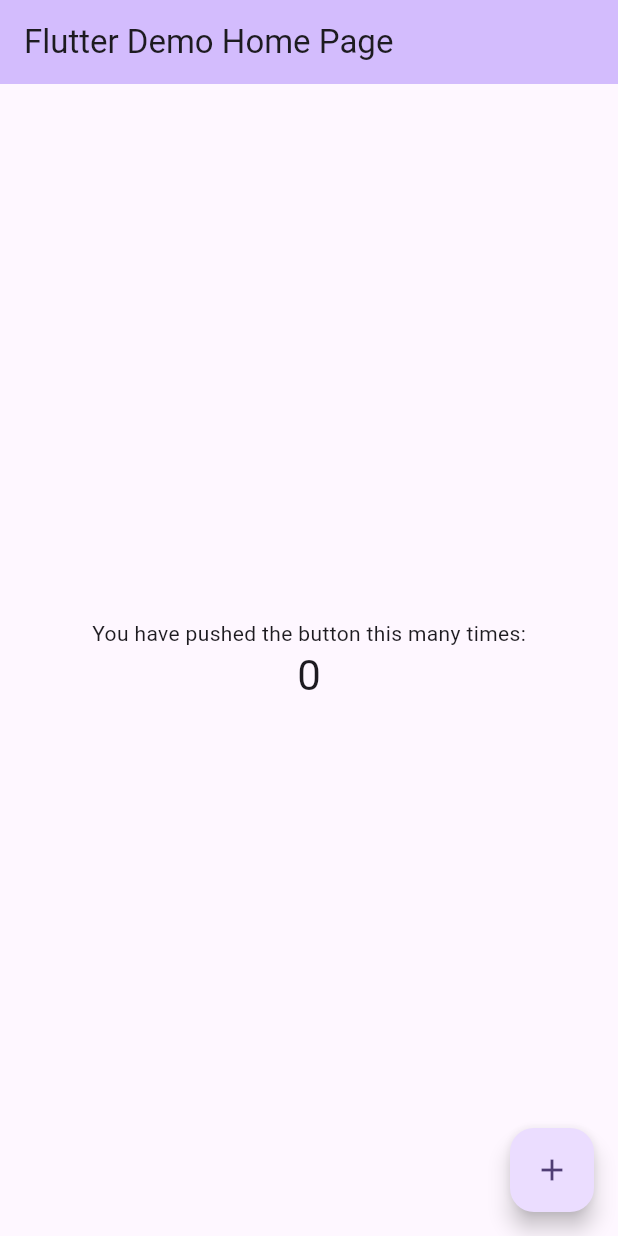
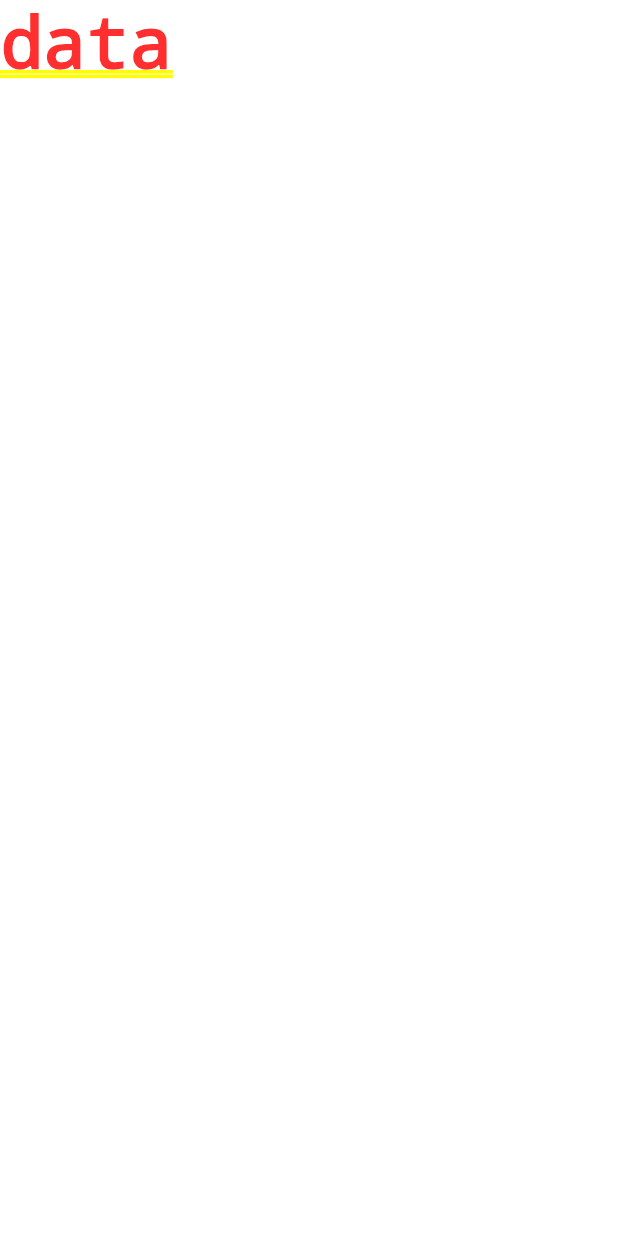
Before and after one commit to asadique2/article_app, a Flutter app: the screen it shows after launch, on a phone screen of 412 x 824 dp. Run offline on Flutter 3.47's test engine with Material 3 defaults, Android fonts, the phone set to English and light mode, and no system bars; our stand-ins replace flutter_screenutil, get.

```diff
--- /dev/null
+++ b/article_app/lib/app.dart
@@ -0,0 +1,25 @@
+import 'package:flutter/material.dart';
+import 'package:flutter_screenutil/flutter_screenutil.dart';
+import 'package:get/get.dart';
+
+class App extends StatelessWidget {
+  const App({super.key});
+
+  @override
+  Widget build(BuildContext context) {
+    return GestureDetector(
+      onTap: () {
+        FocusScopeNode currentFocus = FocusScope.of(context);
+        if (!currentFocus.hasPrimaryFocus &&
+            currentFocus.focusedChild != null) {
+          FocusManager.instance.primaryFocus!.unfocus();
+        }
+        if (Get.isOverlaysOpen) Get.back();
+      },
+      child: ScreenUtilInit(
+        designSize: Size(430, 932),
+        child: GetMaterialApp(home: Text('data')),
+      ),
+    );
+  }
+}
--- /dev/null
+++ b/article_app/lib/app_bindings.dart
@@ -0,0 +1,6 @@
+import 'package:get/get.dart';
+
+class AppBinding extends Bindings {
+  @override
+  void dependencies() {}
+}
--- a/article_app/lib/main.dart
+++ b/article_app/lib/main.dart
@@ -1,122 +1,9 @@
 import 'package:flutter/material.dart';
 
-void main() {
-  runApp(const MyApp());
+import 'app.dart';
+
+void main() async {
+  WidgetsFlutterBinding.ensureInitialized();
+
+  runApp(const App());
 }
-
-class MyApp extends StatelessWidget {
-  const MyApp({super.key});
-
-  // This widget is the root of your application.
-  @override
-  Widget build(BuildContext context) {
-    return MaterialApp(
-      title: 'Flutter Demo',
-      theme: ThemeData(
-        // This is the theme of your application.
-        //
-        // TRY THIS: Try running your application with "flutter run". You'll see
-        // the application has a purple toolbar. Then, without quitting the app,
-        // try changing the seedColor in the colorScheme below to Colors.green
-        // and then invoke "hot reload" (save your changes or press the "hot
-        // reload" button in a Flutter-supported IDE, or press "r" if you used
-        // the command line to start the app).
-        //
-        // Notice that the counter didn't reset back to zero; the application
-        // state is not lost during the reload. To reset the state, use hot
-        // restart instead.
-        //
-        // This works for code too, not just values: Most code changes can be
-        // tested with just a hot reload.
-        colorScheme: ColorScheme.fromSeed(seedColor: Colors.deepPurple),
-      ),
-      home: const MyHomePage(title: 'Flutter Demo Home Page'),
-    );
-  }
-}
-
-class MyHomePage extends StatefulWidget {
-  const MyHomePage({super.key, required this.title});
-
-  // This widget is the home page of your application. It is stateful, meaning
-  // that it has a State object (defined below) that contains fields that affect
-  // how it looks.
-
-  // This class is the configuration for the state. It holds the values (in this
-  // case the title) provided by the parent (in this case the App widget) and
-  // used by the build method of the State. Fields in a Widget subclass are
-  // always marked "final".
-
-  final String title;
-
-  @override
-  State<MyHomePage> createState() => _MyHomePageState();
-}
-
-class _MyHomePageState extends State<MyHomePage> {
-  int _counter = 0;
-
-  void _incrementCounter() {
-    setState(() {
-      // This call to setState tells the Flutter framework that something has
-      // changed in this State, which causes it to rerun the build method below
-      // so that the display can reflect the updated values. If we changed
-      // _counter without calling setState(), then the build method would not be
-      // called again, and so nothing would appear to happen.
-      _counter++;
-    });
-  }
-
-  @override
-  Widget build(BuildContext context) {
-    // This method is rerun every time setState is called, for instance as done
-    // by the _incrementCounter method above.
-    //
-    // The Flutter framework has been optimized to make rerunning build methods
-    // fast, so that you can just rebuild anything that needs updating rather
-    // than having to individually change instances of widgets.
-    return Scaffold(
-      appBar: AppBar(
-        // TRY THIS: Try changing the color here to a specific color (to
-        // Colors.amber, perhaps?) and trigger a hot reload to see the AppBar
-        // change color while the other colors stay the same.
-        backgroundColor: Theme.of(context).colorScheme.inversePrimary,
-        // Here we take the value from the MyHomePage object that was created by
-        // the App.build method, and use it to set our appbar title.
-        title: Text(widget.title),
-      ),
-      body: Center(
-        // Center is a layout widget. It takes a single child and positions it
-        // in the middle of the parent.
-        child: Column(
-          // Column is also a layout widget. It takes a list of children and
-          // arranges them vertically. By default, it sizes itself to fit its
-          // children horizontally, and tries to be as tall as its parent.
-          //
-          // Column has various properties to control how it sizes itself and
-          // how it positions its children. Here we use mainAxisAlignment to
-          // center the children vertically; the main axis here is the vertical
-          // axis because Columns are vertical (the cross axis would be
-          // horizontal).
-          //
-          // TRY THIS: Invoke "debug painting" (choose the "Toggle Debug Paint"
-          // action in the IDE, or press "p" in the console), to see the
-          // wireframe for each widget.
-          mainAxisAlignment: MainAxisAlignment.center,
-          children: <Widget>[
-            const Text('You have pushed the button this many times:'),
-            Text(
-              '$_counter',
-              style: Theme.of(context).textTheme.headlineMedium,
-            ),
-          ],
-        ),
-      ),
-      floatingActionButton: FloatingActionButton(
-        onPressed: _incrementCounter,
-        tooltip: 'Increment',
-        child: const Icon(Icons.add),
-      ), // This trailing comma makes auto-formatting nicer for build methods.
-    );
-  }
-}
--- a/article_app/pubspec.yaml
+++ b/article_app/pubspec.yaml
@@ -34,6 +34,8 @@ dependencies:
   # The following adds the Cupertino Icons font to your application.
   # Use with the CupertinoIcons class for iOS style icons.
   cupertino_icons: ^1.0.8
+  get: ^4.7.2
+  flutter_screenutil: ^5.9.3
 
 dev_dependencies:
   flutter_test:
```
Also changed, not shown: article_app/pubspec.lock, 1 other file.
